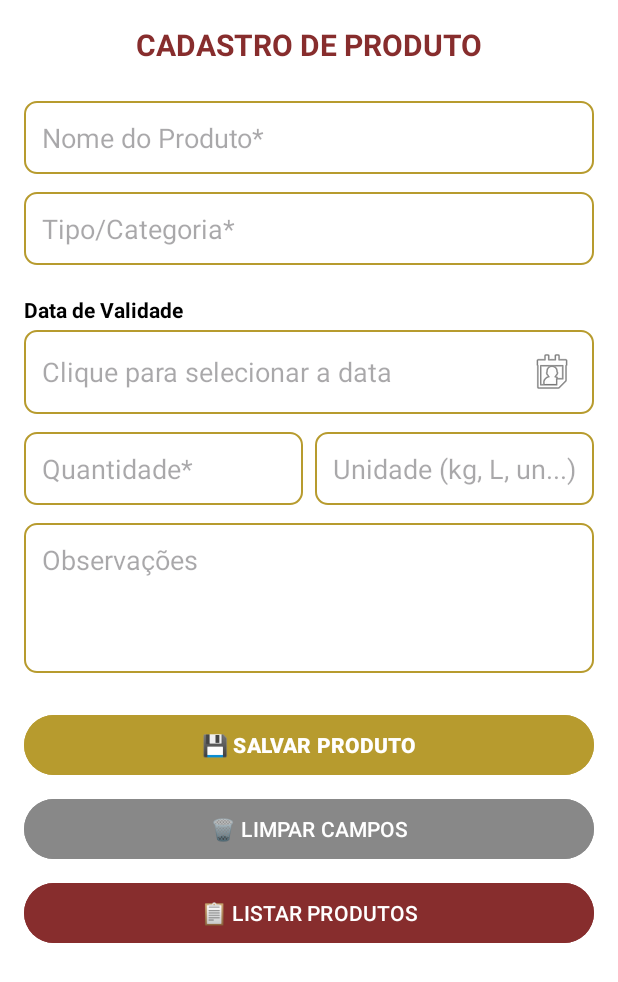
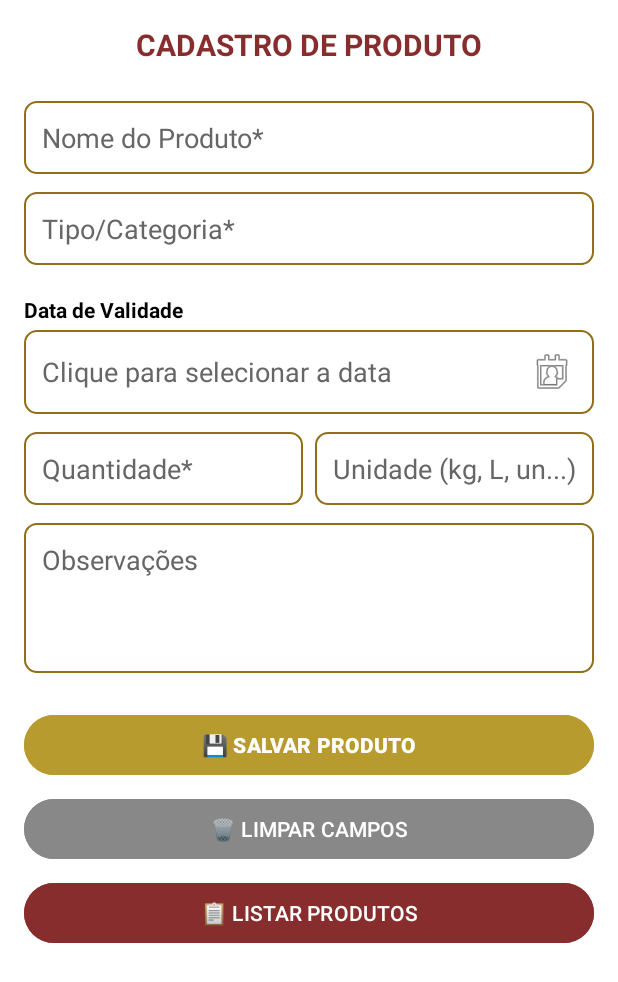
Before and after one commit to pedroohm/LaProBqi, an Android app: the ProdutoActivity screen opened directly, with no data from a screen before it, on a phone screen of 412 x 824 dp. Shown: the top 982 px of the screen. Run offline under Robolectric (Android 15) with nearby library versions, the phone set to English and light mode, and no system bars.

Commit message:
feat: adding healing colors to text input fields

```diff
--- a/app/src/main/java/com/pedromoura/laprobqi/activities/AlertActivity.java
+++ b/app/src/main/java/com/pedromoura/laprobqi/activities/AlertActivity.java
@@ -13,7 +13,7 @@ import androidx.recyclerview.widget.RecyclerView;
 
 import com.pedromoura.laprobqi.BancoDadosProduto;
 import com.pedromoura.laprobqi.Produto;
-import com.pedromoura.laprobqi.ProdutoAlertaAdapter;
+import com.pedromoura.laprobqi.adapters.ProdutoAlertaAdapter;
 import com.pedromoura.laprobqi.R;
 
 import java.text.ParseException;
--- a/app/src/main/java/com/pedromoura/laprobqi/activities/CatalogActivity.java
+++ b/app/src/main/java/com/pedromoura/laprobqi/activities/CatalogActivity.java
@@ -12,7 +12,7 @@ import androidx.recyclerview.widget.RecyclerView;
 
 import com.pedromoura.laprobqi.BancoDadosProduto;
 import com.pedromoura.laprobqi.Produto;
-import com.pedromoura.laprobqi.ProdutoTabelaAdapter;
+import com.pedromoura.laprobqi.adapters.ProdutoTabelaAdapter;
 import com.pedromoura.laprobqi.R;
 
 import java.util.ArrayList;
--- a/app/src/main/java/com/pedromoura/laprobqi/activities/StockActivity.java
+++ b/app/src/main/java/com/pedromoura/laprobqi/activities/StockActivity.java
@@ -15,7 +15,7 @@ import androidx.recyclerview.widget.RecyclerView;
 
 import com.pedromoura.laprobqi.BancoDadosProduto;
 import com.pedromoura.laprobqi.Produto;
-import com.pedromoura.laprobqi.ProdutoAdapter;
+import com.pedromoura.laprobqi.adapters.ProdutoAdapter;
 import com.pedromoura.laprobqi.R;
 
 import java.util.ArrayList;
--- a/app/src/main/java/com/pedromoura/laprobqi/ProdutoAdapter.java
+++ b/app/src/main/java/com/pedromoura/laprobqi/adapters/ProdutoAdapter.java
@@ -1,4 +1,4 @@
-package com.pedromoura.laprobqi;
+package com.pedromoura.laprobqi.adapters;
 
 import android.app.AlertDialog;
 import android.content.Context;
@@ -12,6 +12,10 @@ import android.widget.Toast;
 
 import androidx.annotation.NonNull;
 import androidx.recyclerview.widget.RecyclerView;
+
+import com.pedromoura.laprobqi.BancoDadosProduto;
+import com.pedromoura.laprobqi.Produto;
+import com.pedromoura.laprobqi.R;
 
 import java.util.List;
 
--- a/app/src/main/java/com/pedromoura/laprobqi/ProdutoAlertaAdapter.java
+++ b/app/src/main/java/com/pedromoura/laprobqi/adapters/ProdutoAlertaAdapter.java
@@ -1,4 +1,4 @@
-package com.pedromoura.laprobqi;
+package com.pedromoura.laprobqi.adapters;
 
 import android.content.Context;
 import android.graphics.Color;
@@ -9,6 +9,9 @@ import android.widget.TextView;
 
 import androidx.annotation.NonNull;
 import androidx.recyclerview.widget.RecyclerView;
+
+import com.pedromoura.laprobqi.Produto;
+import com.pedromoura.laprobqi.R;
 
 import java.text.ParseException;
 import java.text.SimpleDateFormat;
--- a/app/src/main/java/com/pedromoura/laprobqi/ProdutoTabelaAdapter.java
+++ b/app/src/main/java/com/pedromoura/laprobqi/adapters/ProdutoTabelaAdapter.java
@@ -1,4 +1,4 @@
-package com.pedromoura.laprobqi;
+package com.pedromoura.laprobqi.adapters;
 
 import android.content.Context;
 import android.graphics.Color;
@@ -9,6 +9,9 @@ import android.widget.TextView;
 
 import androidx.annotation.NonNull;
 import androidx.recyclerview.widget.RecyclerView;
+
+import com.pedromoura.laprobqi.Produto;
+import com.pedromoura.laprobqi.R;
 
 import java.text.ParseException;
 import java.text.SimpleDateFormat;
--- a/app/src/main/res/drawable/edit_text_background.xml
+++ b/app/src/main/res/drawable/edit_text_background.xml
@@ -6,7 +6,7 @@
 
     <stroke
         android:width="1dp"
-        android:color="@color/moustard_gold" />
+        android:color="@color/moustard_gold_dark" />
 
     <corners android:radius="8dp" />
 
--- a/app/src/main/res/layout/activity_adicionar_equipamento.xml
+++ b/app/src/main/res/layout/activity_adicionar_equipamento.xml
@@ -37,6 +37,8 @@
             android:hint="Digite o nome do equipamento"
             android:padding="12dp"
             android:background="@drawable/edit_text_background"
+            android:textColor="@color/text_primary"
+            android:textColorHint="@color/input_hint"
             android:layout_marginBottom="16dp" />
 
         <!-- Campo Descrição -->
@@ -57,6 +59,8 @@
             android:background="@drawable/edit_text_background"
             android:inputType="textMultiLine"
             android:minLines="3"
+            android:textColor="@color/text_primary"
+            android:textColorHint="@color/input_hint"
             android:layout_marginBottom="24dp" />
 
         <!-- Botões -->
--- a/app/src/main/res/layout/activity_catalog.xml
+++ b/app/src/main/res/layout/activity_catalog.xml
@@ -49,6 +49,8 @@
         android:hint="🔍 Pesquisar por nome..."
         android:padding="12dp"
         android:background="@android:drawable/edit_text"
+        android:textColor="@color/text_primary"
+        android:textColorHint="@color/input_hint"
         android:layout_marginBottom="16dp"/>
 
     <!-- Cabeçalho da Tabela -->
--- a/app/src/main/res/layout/activity_equipamentos.xml
+++ b/app/src/main/res/layout/activity_equipamentos.xml
@@ -37,6 +37,8 @@
                 android:hint="Buscar equipamentos..."
                 android:padding="12dp"
                 android:background="@drawable/edit_text_background"
+                android:textColor="@color/text_primary"
+                android:textColorHint="@color/input_hint"
                 android:layout_marginEnd="8dp" />
 
             <Button
--- a/app/src/main/res/layout/activity_produto.xml
+++ b/app/src/main/res/layout/activity_produto.xml
@@ -27,6 +27,8 @@
             android:layout_height="wrap_content"
             android:background="@drawable/edit_text_background"
             android:padding="12dp"
+            android:textColor="@color/text_primary"
+            android:textColorHint="@color/input_hint"
             android:layout_marginBottom="12dp"/>
 
         <EditText
@@ -36,6 +38,8 @@
             android:layout_height="wrap_content"
             android:background="@drawable/edit_text_background"
             android:padding="12dp"
+            android:textColor="@color/text_primary"
+            android:textColorHint="@color/input_hint"
             android:layout_marginBottom="12dp"/>
 
         <TextView
@@ -58,6 +62,8 @@
             android:layout_marginBottom="12dp"
             android:focusable="false"
             android:clickable="true"
+            android:textColor="@color/text_primary"
+            android:textColorHint="@color/input_hint"
             android:drawableEnd="@android:drawable/ic_menu_my_calendar"
             android:drawablePadding="8dp"/>
 
@@ -76,6 +82,8 @@
                 android:background="@drawable/edit_text_background"
                 android:padding="12dp"
                 android:inputType="numberDecimal"
+                android:textColor="@color/text_primary"
+                android:textColorHint="@color/input_hint"
                 android:layout_marginEnd="8dp"/>
 
             <EditText
@@ -85,7 +93,9 @@
                 android:layout_weight="1"
                 android:layout_height="wrap_content"
                 android:background="@drawable/edit_text_background"
-                android:padding="12dp"/>
+                android:padding="12dp"
+                android:textColor="@color/text_primary"
+                android:textColorHint="@color/input_hint"/>
         </LinearLayout>
 
         <EditText
@@ -96,6 +106,8 @@
             android:background="@drawable/edit_text_background"
             android:padding="12dp"
             android:gravity="top"
+            android:textColor="@color/text_primary"
+            android:textColorHint="@color/input_hint"
             android:layout_marginBottom="24dp"/>
 
         <Button
--- a/app/src/main/res/layout/activity_reservar_equipamento.xml
+++ b/app/src/main/res/layout/activity_reservar_equipamento.xml
@@ -57,6 +57,8 @@
                 android:background="@drawable/edit_text_background"
                 android:focusable="false"
                 android:clickable="true"
+                android:textColor="@color/text_primary"
+                android:textColorHint="@color/input_hint"
                 android:layout_marginEnd="8dp" />
 
             <Button
@@ -95,6 +97,8 @@
                 android:background="@drawable/edit_text_background"
                 android:focusable="false"
                 android:clickable="true"
+                android:textColor="@color/text_primary"
+                android:textColorHint="@color/input_hint"
                 android:layout_marginEnd="8dp" />
 
             <Button
@@ -133,6 +137,8 @@
                 android:background="@drawable/edit_text_background"
                 android:focusable="false"
                 android:clickable="true"
+                android:textColor="@color/text_primary"
+                android:textColorHint="@color/input_hint"
                 android:layout_marginEnd="8dp" />
 
             <Button
--- a/app/src/main/res/layout/activity_stock.xml
+++ b/app/src/main/res/layout/activity_stock.xml
@@ -41,6 +41,8 @@
         android:hint="🔍 Pesquisar por nome..."
         android:padding="12dp"
         android:background="@drawable/edit_text_background"
+        android:textColor="@color/text_primary"
+        android:textColorHint="@color/input_hint"
         android:layout_marginBottom="8dp"/>
 
     <!-- Botão Adicionar Produto -->
--- a/app/src/main/res/layout/dialog_quantidade.xml
+++ b/app/src/main/res/layout/dialog_quantidade.xml
@@ -25,6 +25,8 @@
         android:inputType="numberDecimal"
         android:padding="12dp"
         android:background="@android:drawable/edit_text"
+        android:textColor="@color/text_primary"
+        android:textColorHint="@color/input_hint"
         android:layout_marginBottom="8dp"/>
 
 </LinearLayout>
--- a/app/src/main/res/values/colors.xml
+++ b/app/src/main/res/values/colors.xml
@@ -5,6 +5,9 @@
     <color name="red_brown">#872D2D</color>
     <color name="moustard_gold">#B79B2E</color>
     <color name="gray">#888888</color>
+    <!-- Darker variants for input legibility -->
+    <color name="moustard_gold_dark">#8F6F18</color>
+    <color name="input_hint">#666666</color>
 
     <!-- Cores para status de equipamentos -->
     <color name="status_disponivel">#4CAF50</color>
```
Also changed, not shown: app/src/main/res/layout/activity_login_screen.xml (+6 -4 lines), app/src/main/res/layout/activity_register.xml (+10 -0 lines).
